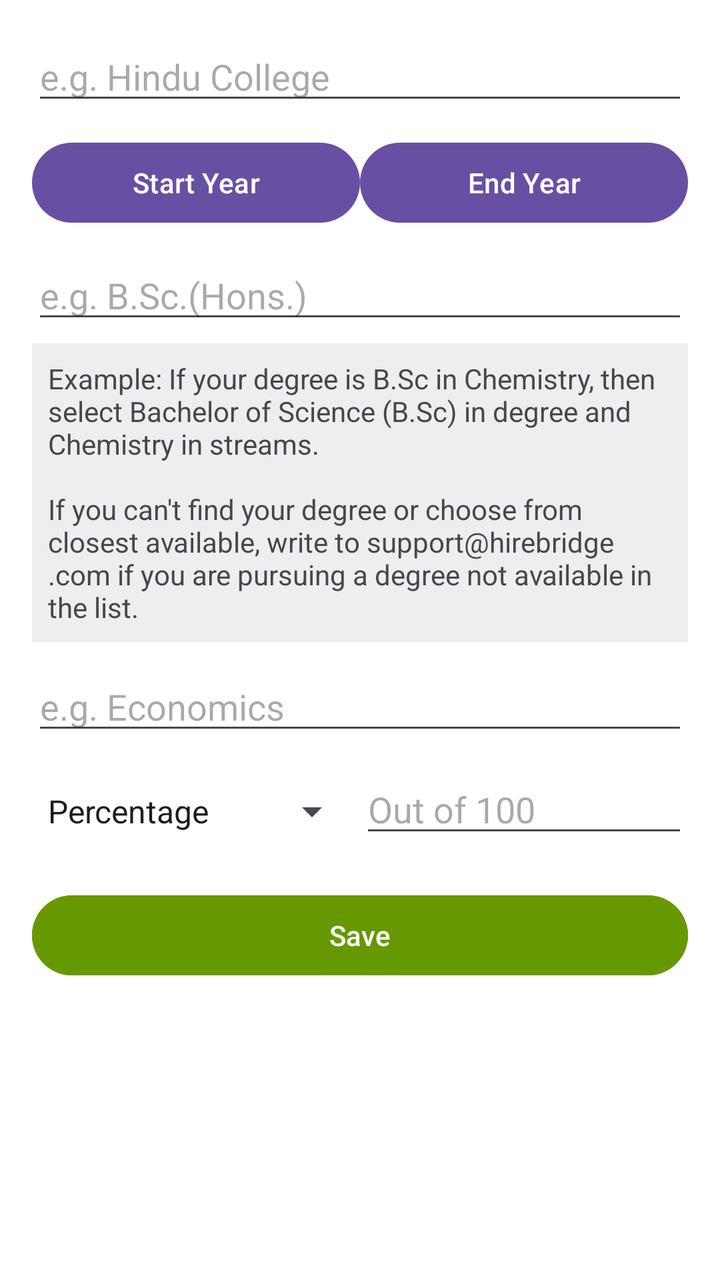
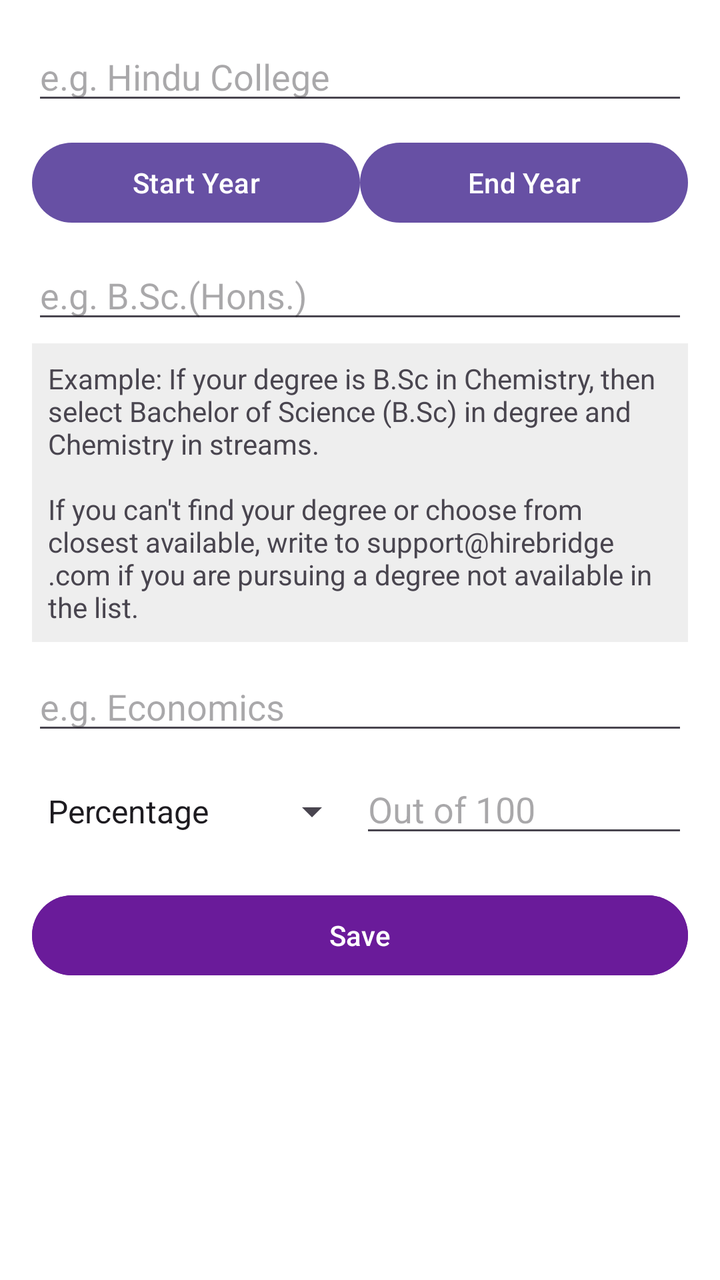

Two renders of the same Android screen: before a commit and after it. Below are the layout's source before the change and the commit's diff.
<!-- AndroidManifest.xml: application theme Theme.HireBridge -->
<!-- res/layout/fragment_graduation.xml -->
<?xml version="1.0" encoding="utf-8"?>
<ScrollView xmlns:android="http://schemas.android.com/apk/res/android"
    android:layout_width="match_parent"
    android:layout_height="match_parent"
    android:background="#FFFFFF"
    android:padding="16dp">

    <LinearLayout
        android:layout_width="match_parent"
        android:layout_height="wrap_content"
        android:orientation="vertical">

        
        <EditText
            android:id="@+id/etCollege"
            android:layout_width="match_parent"
            android:layout_height="wrap_content"
            android:hint="e.g. Hindu College"
            android:inputType="text" />

        
        <LinearLayout
            android:layout_width="match_parent"
            android:layout_height="wrap_content"
            android:orientation="horizontal"
            android:weightSum="2"
            android:layout_marginTop="10dp">

            <Button
                android:id="@+id/btnStartYear"
                android:layout_width="0dp"
                android:layout_height="wrap_content"
                android:layout_weight="1"
                android:text="Start Year" />

            <Button
                android:id="@+id/btnEndYear"
                android:layout_width="0dp"
                android:layout_height="wrap_content"
                android:layout_weight="1"
                android:text="End Year" />
        </LinearLayout>

        
        <EditText
            android:id="@+id/etDegree"
            android:layout_width="match_parent"
            android:layout_height="wrap_content"
            android:hint="e.g. B.Sc.(Hons.)"
            android:layout_marginTop="10dp" />

        
        <TextView
            android:layout_width="match_parent"
            android:layout_height="wrap_content"
            android:text="Example: If your degree is B.Sc in Chemistry, then select Bachelor of Science (B.Sc) in degree and Chemistry in streams.\n\nIf you can't find your degree or choose from closest available, write to support@hirebridge.com if you are pursuing a degree not available in the list."
            android:padding="8dp"
            android:textSize="14sp"
            android:background="#EEEEEE"
            android:layout_marginTop="5dp" />

        
        <EditText
            android:id="@+id/etStream"
            android:layout_width="match_parent"
            android:layout_height="wrap_content"
            android:hint="e.g. Economics"
            android:layout_marginTop="10dp" />

        
        <LinearLayout
            android:layout_width="match_parent"
            android:layout_height="wrap_content"
            android:orientation="horizontal"
            android:weightSum="2"
            android:layout_marginTop="10dp">

            <Spinner
                android:id="@+id/spinnerPerformanceType"
                android:layout_width="0dp"
                android:layout_height="wrap_content"
                android:layout_weight="1"
                android:entries="@array/performance_type" />

            <EditText
                android:id="@+id/etPerformanceScore"
                android:layout_width="0dp"
                android:layout_height="wrap_content"
                android:layout_weight="1"
                android:hint="Out of 100"
                android:inputType="number" />
        </LinearLayout>

        
        <Button
            android:id="@+id/btnSaveGraduation"
            android:layout_width="match_parent"
            android:layout_height="wrap_content"
            android:text="Save"
            android:backgroundTint="@android:color/holo_green_dark"
            android:textColor="#FFFFFF"
            android:layout_marginTop="20dp" />

    </LinearLayout>
</ScrollView>
<!-- resources referenced by this layout -->
<resources>
  <string-array name="performance_type">
          <item>Percentage</item>
          <item>CGPA</item>
      </string-array>
  <style name="Theme.HireBridge" parent="Base.Theme.HireBridge" />
  <style name="Base.Theme.HireBridge" parent="Theme.Material3.DayNight.NoActionBar">
          
          
      </style>
</resources>

<!-- the commit's change to res/layout/fragment_graduation.xml (unified diff, before → after) -->
@@ -97,8 +97,8 @@
             android:layout_width="match_parent"
             android:layout_height="wrap_content"
             android:text="Save"
-            android:backgroundTint="@android:color/holo_green_dark"
-            android:textColor="#FFFFFF"
+            android:backgroundTint="#6A1B9A"
+            android:textColor="@android:color/white"
             android:layout_marginTop="20dp" />
 
     </LinearLayout>
